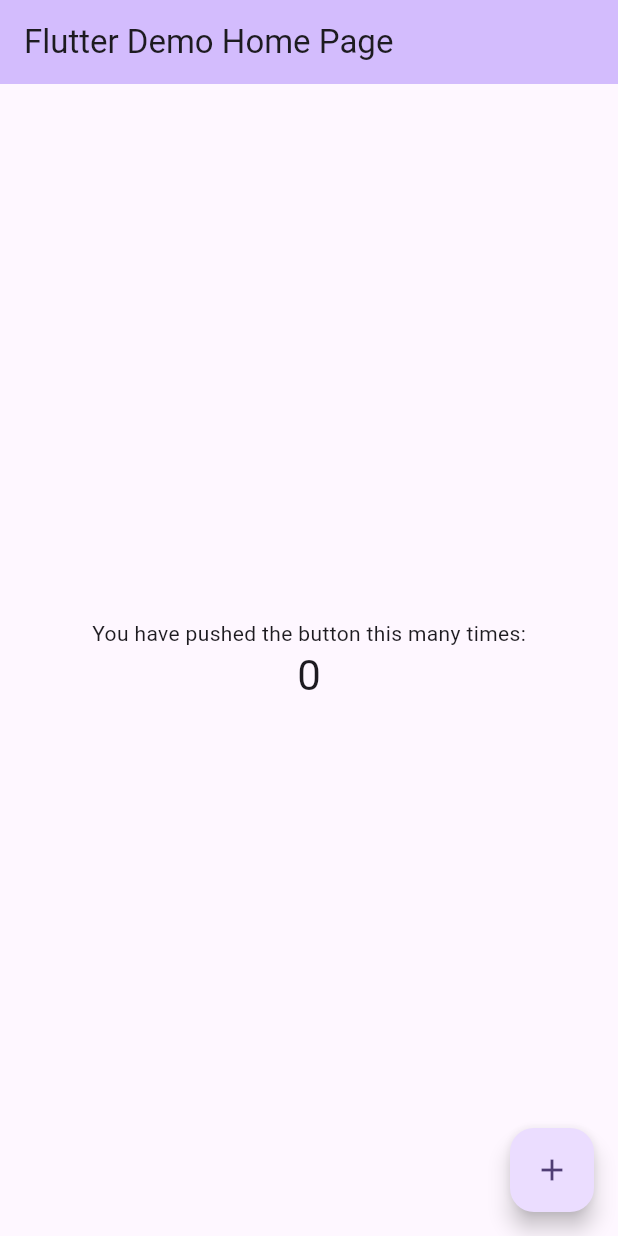
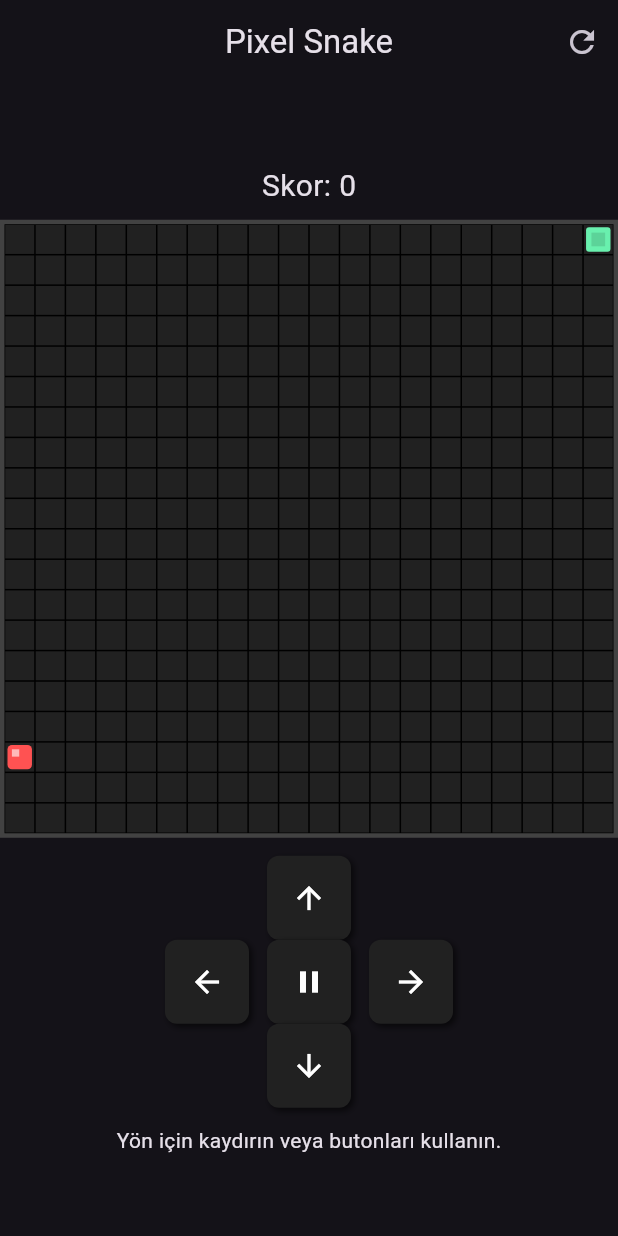
Before and after one commit to sedanuryavuz/snake_game, a Flutter app: the screen it shows after launch, on a phone screen of 412 x 824 dp. Run offline on Flutter 3.47's test engine with Material 3 defaults, Android fonts, the phone set to English and light mode, and no system bars.

Commit message:
temel tasarım ve çalışma fonksiyonları tamamlandı

```diff
--- /dev/null
+++ b/lib/core/constants/grid.dart
@@ -0,0 +1,5 @@
+class Grid {
+  static const rows = 20;
+  static const cols = 20;
+  static const initialSnakeLength = 1;
+}
--- a/lib/core/enums/direction.dart
+++ b/lib/core/enums/direction.dart
@@ -0,0 +1 @@
+enum Direction { up, down, left, right }
--- a/lib/main.dart
+++ b/lib/main.dart
@@ -1,122 +1,20 @@
 import 'package:flutter/material.dart';
+import 'presentation/pages/snake_page.dart';
 
 void main() {
-  runApp(const MyApp());
+  runApp(const SnakeApp());
 }
 
-class MyApp extends StatelessWidget {
-  const MyApp({super.key});
+class SnakeApp extends StatelessWidget {
+  const SnakeApp({super.key});
 
-  // This widget is the root of your application.
   @override
   Widget build(BuildContext context) {
     return MaterialApp(
-      title: 'Flutter Demo',
-      theme: ThemeData(
-        // This is the theme of your application.
-        //
-        // TRY THIS: Try running your application with "flutter run". You'll see
-        // the application has a purple toolbar. Then, without quitting the app,
-        // try changing the seedColor in the colorScheme below to Colors.green
-        // and then invoke "hot reload" (save your changes or press the "hot
-        // reload" button in a Flutter-supported IDE, or press "r" if you used
-        // the command line to start the app).
-        //
-        // Notice that the counter didn't reset back to zero; the application
-        // state is not lost during the reload. To reset the state, use hot
-        // restart instead.
-        //
-        // This works for code too, not just values: Most code changes can be
-        // tested with just a hot reload.
-        colorScheme: ColorScheme.fromSeed(seedColor: Colors.deepPurple),
-      ),
-      home: const MyHomePage(title: 'Flutter Demo Home Page'),
+      title: 'Pixel Snake',
+      theme: ThemeData.dark(),
+      debugShowCheckedModeBanner: false,
+      home: const SnakePage(),
     );
   }
 }
-
-class MyHomePage extends StatefulWidget {
-  const MyHomePage({super.key, required this.title});
-
-  // This widget is the home page of your application. It is stateful, meaning
-  // that it has a State object (defined below) that contains fields that affect
-  // how it looks.
-
-  // This class is the configuration for the state. It holds the values (in this
-  // case the title) provided by the parent (in this case the App widget) and
-  // used by the build method of the State. Fields in a Widget subclass are
-  // always marked "final".
-
-  final String title;
-
-  @override
-  State<MyHomePage> createState() => _MyHomePageState();
-}
-
-class _MyHomePageState extends State<MyHomePage> {
-  int _counter = 0;
-
-  void _incrementCounter() {
-    setState(() {
-      // This call to setState tells the Flutter framework that something has
-      // changed in this State, which causes it to rerun the build method below
-      // so that the display can reflect the updated values. If we changed
-      // _counter without calling setState(), then the build method would not be
-      // called again, and so nothing would appear to happen.
-      _counter++;
-    });
-  }
-
-  @override
-  Widget build(BuildContext context) {
-    // This method is rerun every time setState is called, for instance as done
-    // by the _incrementCounter method above.
-    //
-    // The Flutter framework has been optimized to make rerunning build methods
-    // fast, so that you can just rebuild anything that needs updating rather
-    // than having to individually change instances of widgets.
-    return Scaffold(
-      appBar: AppBar(
-        // TRY THIS: Try changing the color here to a specific color (to
-        // Colors.amber, perhaps?) and trigger a hot reload to see the AppBar
-        // change color while the other colors stay the same.
-        backgroundColor: Theme.of(context).colorScheme.inversePrimary,
-        // Here we take the value from the MyHomePage object that was created by
-        // the App.build method, and use it to set our appbar title.
-        title: Text(widget.title),
-      ),
-      body: Center(
-        // Center is a layout widget. It takes a single child and positions it
-        // in the middle of the parent.
-        child: Column(
-          // Column is also a layout widget. It takes a list of children and
-          // arranges them vertically. By default, it sizes itself to fit its
-          // children horizontally, and tries to be as tall as its parent.
-          //
-          // Column has various properties to control how it sizes itself and
-          // how it positions its children. Here we use mainAxisAlignment to
-          // center the children vertically; the main axis here is the vertical
-          // axis because Columns are vertical (the cross axis would be
-          // horizontal).
-          //
-          // TRY THIS: Invoke "debug painting" (choose the "Toggle Debug Paint"
-          // action in the IDE, or press "p" in the console), to see the
-          // wireframe for each widget.
-          mainAxisAlignment: MainAxisAlignment.center,
-          children: <Widget>[
-            const Text('You have pushed the button this many times:'),
-            Text(
-              '$_counter',
-              style: Theme.of(context).textTheme.headlineMedium,
-            ),
-          ],
-        ),
-      ),
-      floatingActionButton: FloatingActionButton(
-        onPressed: _incrementCounter,
-        tooltip: 'Increment',
-        child: const Icon(Icons.add),
-      ), // This trailing comma makes auto-formatting nicer for build methods.
-    );
-  }
-}
--- /dev/null
+++ b/lib/presentation/pages/snake_page.dart
@@ -0,0 +1,103 @@
+import 'dart:math';
+import 'package:flutter/material.dart';
+import '../../../core/logic/snake_engine.dart';
+import '../../../core/enums/direction.dart';
+import '../../../core/painter/snake_painter.dart';
+import '../widgets/control_pad.dart';
+
+class SnakePage extends StatefulWidget {
+  const SnakePage({super.key});
+
+  @override
+  State<SnakePage> createState() => _SnakePageState();
+}
+
+class _SnakePageState extends State<SnakePage> {
+  late SnakeEngine engine;
+
+  @override
+  void initState() {
+    super.initState();
+    engine = SnakeEngine();
+    engine.onUpdate = () => setState(() {});
+    engine.startGame();
+  }
+
+  void _onVerticalDrag(DragUpdateDetails details) {
+    if (details.delta.dy < -5) engine.changeDirection(Direction.up);
+    if (details.delta.dy > 5) engine.changeDirection(Direction.down);
+  }
+
+  void _onHorizontalDrag(DragUpdateDetails details) {
+    if (details.delta.dx < -5) engine.changeDirection(Direction.left);
+    if (details.delta.dx > 5) engine.changeDirection(Direction.right);
+  }
+
+  @override
+  void dispose() {
+    engine.dispose();
+    super.dispose();
+  }
+
+  @override
+  Widget build(BuildContext context) {
+    return Scaffold(
+      appBar: AppBar(
+        title: const Text("Pixel Snake"),
+        centerTitle: true,
+        actions: [
+          IconButton(
+            icon: const Icon(Icons.refresh),
+            onPressed: engine.startGame,
+          ),
+        ],
+      ),
+      body: LayoutBuilder(
+        builder: (context, constraints) {
+          final size = min(constraints.maxWidth, constraints.maxHeight - 120);
+
+          return Column(
+            mainAxisAlignment: MainAxisAlignment.center,
+            children: [
+              Text("Skor: ${engine.score}", style: const TextStyle(fontSize: 20)),
+              const SizedBox(height: 8),
+              GestureDetector(
+                onVerticalDragUpdate: _onVerticalDrag,
+                onHorizontalDragUpdate: _onHorizontalDrag,
+                child: Container(
+                  width: size,
+                  height: size,
+                  decoration: BoxDecoration(
+                    color: Colors.black,
+                    border: Border.all(color: Colors.grey.shade800, width: 3),
+                  ),
+                  child: CustomPaint(
+                    painter: SnakePainter(
+                      snake: engine.snake,
+                      food: engine.food,
+                    ),
+                  ),
+                ),
+              ),
+              const SizedBox(height: 12),
+              engine.isGameOver
+                  ? Column(
+                children: [
+                  const Text("Oyun Bitti", style: TextStyle(fontSize: 22)),
+                  const SizedBox(height: 6),
+                  ElevatedButton(
+                    onPressed: engine.startGame,
+                    child: const Text("Tekrar Oyna"),
+                  ),
+                ],
+              )
+                  : ControlPad(engine: engine),
+              const SizedBox(height: 12),
+              const Text("Yön için kaydırın veya butonları kullanın."),
+            ],
+          );
+        },
+      ),
+    );
+  }
+}
--- /dev/null
+++ b/lib/presentation/widgets/control_pad.dart
@@ -0,0 +1,67 @@
+import 'package:flutter/material.dart';
+import '../../../core/enums/direction.dart';
+import '../../../core/logic/snake_engine.dart';
+
+class ControlPad extends StatelessWidget {
+  final SnakeEngine engine;
+  const ControlPad({super.key, required this.engine});
+
+  Widget _btn(IconData icon, VoidCallback action) {
+    return GestureDetector(
+      onTap: action,
+      child: Container(
+        width: 56,
+        height: 56,
+        alignment: Alignment.center,
+        decoration: BoxDecoration(
+          borderRadius: BorderRadius.circular(8),
+          color: Colors.grey.shade900,
+          boxShadow: [
+            BoxShadow(
+              color: Colors.black.withOpacity(.6),
+              offset: const Offset(2, 2),
+              blurRadius: 3,
+            ),
+          ],
+        ),
+        child: Icon(icon),
+      ),
+    );
+  }
+
+  @override
+  Widget build(BuildContext context) {
+    return SizedBox(
+      width: 220,
+      child: Column(
+        children: [
+          Row(
+            mainAxisAlignment: MainAxisAlignment.center,
+            children: [
+              _btn(Icons.arrow_upward, () => engine.changeDirection(Direction.up)),
+            ],
+          ),
+          Row(
+            mainAxisAlignment: MainAxisAlignment.center,
+            children: [
+              _btn(Icons.arrow_back, () => engine.changeDirection(Direction.left)),
+              const SizedBox(width: 12),
+              _btn(Icons.pause, () {
+                if (engine.isGameOver) return;
+                engine.pause();
+              }),
+              const SizedBox(width: 12),
+              _btn(Icons.arrow_forward, () => engine.changeDirection(Direction.right)),
+            ],
+          ),
+          Row(
+            mainAxisAlignment: MainAxisAlignment.center,
+            children: [
+              _btn(Icons.arrow_downward, () => engine.changeDirection(Direction.down)),
+            ],
+          ),
+        ],
+      ),
+    );
+  }
+}
--- a/pubspec.yaml
+++ b/pubspec.yaml
@@ -47,7 +47,7 @@ dev_dependencies:
   flutter_lints: ^5.0.0
 
 # For information on the generic Dart part of this file, see the
-# following page: https://dart.dev/tools/pub/pubspec
+# following pages: https://dart.dev/tools/pub/pubspec
 
 # The following section is specific to Flutter packages.
 flutter:
```
Also changed, not shown: lib/core/logic/snake_engine.dart (added, +138 -0 lines), lib/core/painter/snake_painter.dart (added, +75 -0 lines), lib/core/constants/game_config.dart (deleted).
